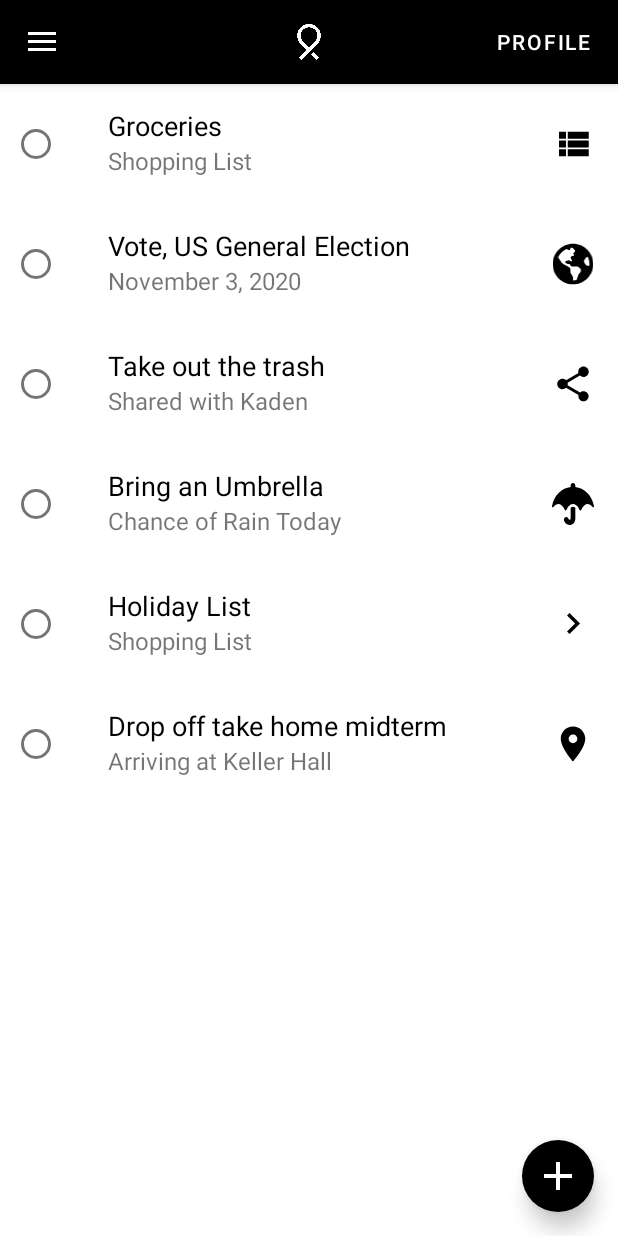
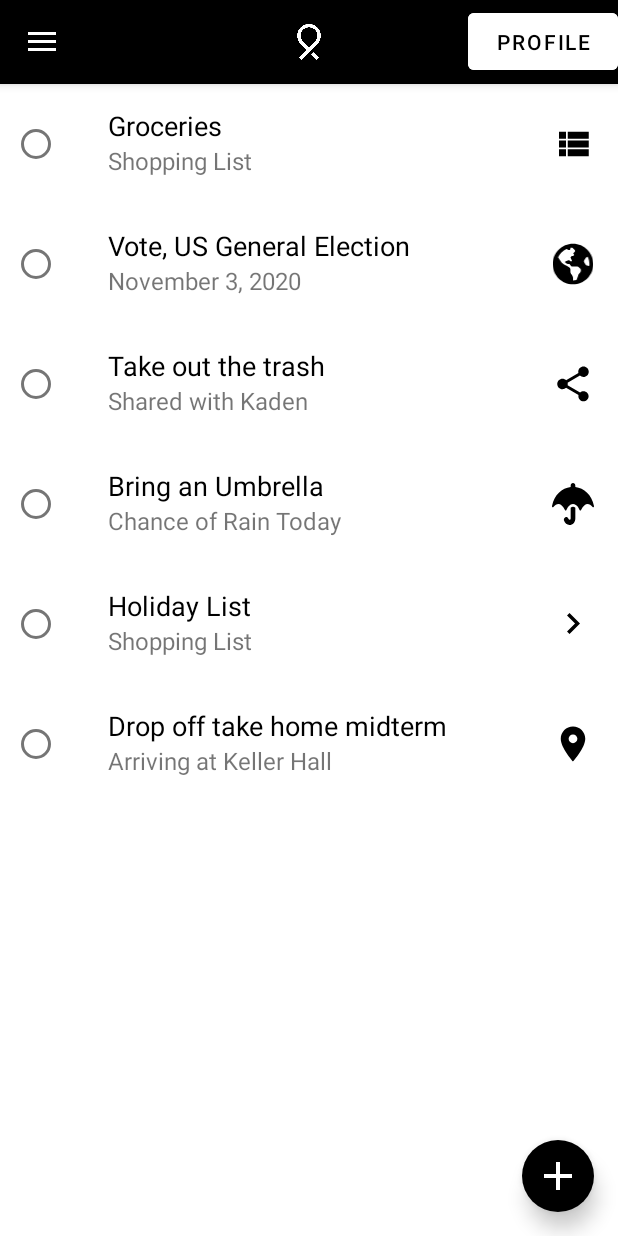
Before and after one commit to ryubears/re-mind, an Android app: the screen it shows after launch (MainActivity), on a phone screen of 412 x 824 dp. Run offline under Robolectric (Android 15) with nearby library versions, the light colour scheme and no system bars.

Commit message:
Change temporary profile button color

```diff
--- a/app/src/main/res/layout/app_bar_main.xml
+++ b/app/src/main/res/layout/app_bar_main.xml
@@ -31,10 +31,11 @@
                 android:layout_width="100dp"
                 android:layout_height="50dp"
                 android:layout_gravity="end"
-                android:text="@string/menu_profile" />
+                android:backgroundTint="#FFFFFF"
+                android:text="@string/menu_profile"
+                android:textColor="#000000" />
 
         </androidx.appcompat.widget.Toolbar>
-
 
 
     </com.google.android.material.appbar.AppBarLayout>
```
